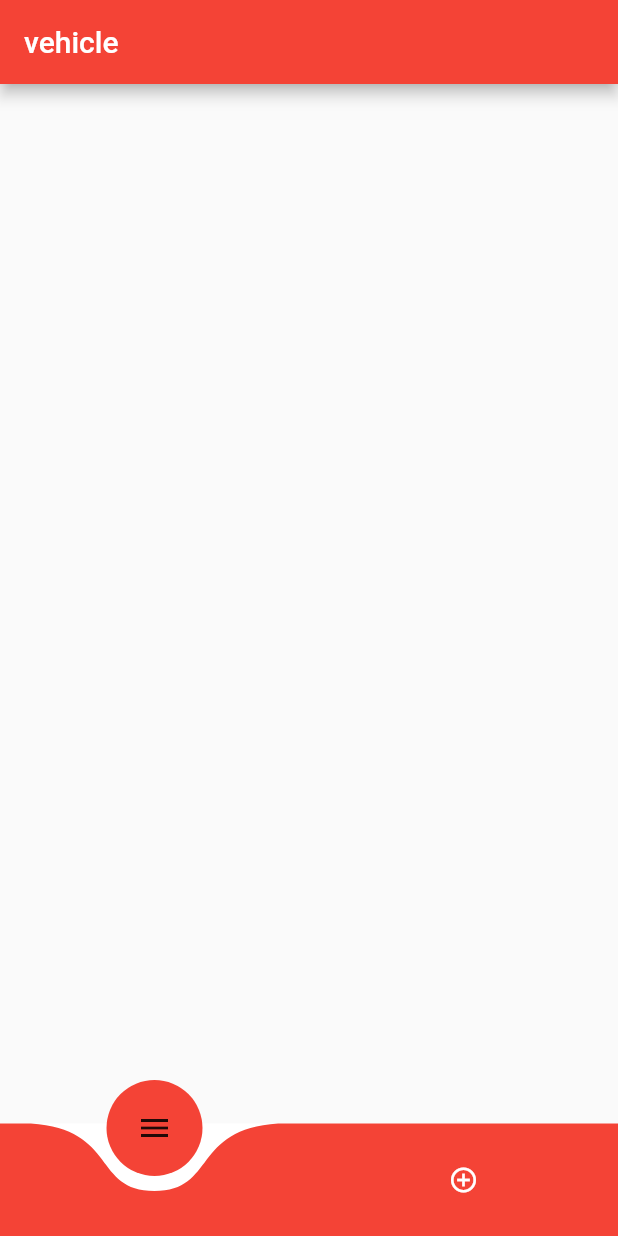
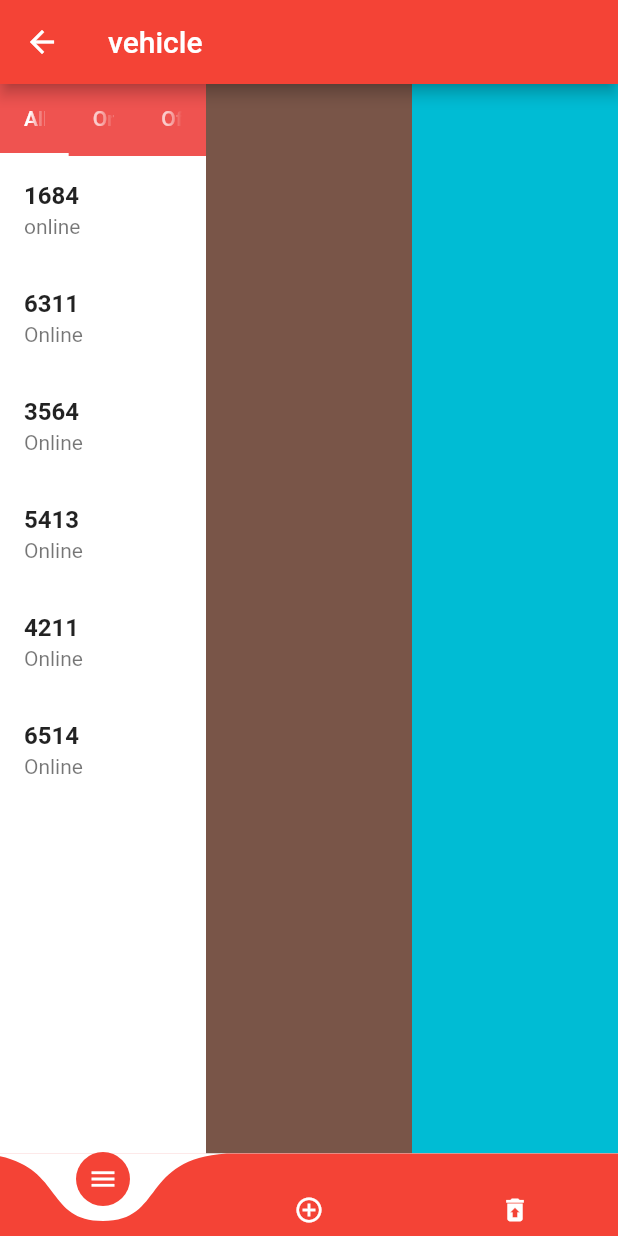
Before and after one commit to znixonz/webapp, a Flutter app: the screen it shows after launch, on a phone screen of 412 x 824 dp. Run offline on Flutter 3.47's test engine with Material 2 defaults, Android fonts, the phone set to English and light mode, and no system bars; drawn by our look-alikes of curved_navigation_bar.

Commit message:
implemented tab bar

```diff
--- a/lib/widget/home.dart
+++ b/lib/widget/home.dart
@@ -11,22 +11,110 @@ class _HomePageState extends State<HomePage> {
   Widget build(BuildContext context) {
     return Scaffold(
       appBar: AppBar(
+        leading: Icon(Icons.arrow_back),
         title: Text("vehicle"),
         backgroundColor: Colors.red,
       ),
       body: Container(
-        color: Colors.white,
         child: Row(
-
+          children: <Widget>[
+            Expanded(
+              child: DefaultTabController(
+                  length: 3,
+                  child: Container(
+                    color: Colors.red[400],
+                    child: Column(
+                      children: [
+                        TabBar(
+                          indicatorColor: Colors.white,
+                          tabs: [
+                            Tab(text: "All"),
+                            Tab(text: "Online"),
+                            Tab(text: "Offline")
+                          ],
+                        ),
+                        Expanded(
+                            child: TabBarView(
+                          children: <Widget>[
+                            Container(
+                                color: Colors.white,
+                                child: ListView(
+                                  children: list,
+                                )),
+                            Container(
+                                color: Colors.white,
+                                child: ListView(
+                                  children: list,
+                                )),
+                            Container(
+                                color: Colors.white,
+                                child: ListView(
+                                  children: list,
+                                )),
+                          ],
+                        )),
+                      ],
+                    ),
+                  )),
+            ),
+            Expanded(
+                child: Container(
+              color: Colors.brown,
+            )),
+            Expanded(
+                child: Container(
+              color: Colors.cyan,
+            ))
+          ],
         ),
       ),
       bottomNavigationBar: CurvedNavigationBar(
-        color:Colors.red,backgroundColor: Colors.white,
+        color: Colors.red,
+        height: 55,
+        backgroundColor: Colors.white,
         items: <Widget>[
-        IconButton(onPressed: (){},icon: Icon(Icons.menu),),
-        Icon(Icons.add_circle_outline, size: 20,color: Colors.white,),
-      ],
-    ),
+          Icon(
+            Icons.menu,
+            size: 20,
+            color: Colors.white,
+          ),
+          Icon(
+            Icons.add_circle_outline,
+            size: 20,
+            color: Colors.white,
+          ),
+          Icon(
+            Icons.restore_from_trash,
+            size: 20,
+            color: Colors.white,
+          )
+        ],
+      ),
     );
   }
 }
+
+List<Widget> list = <Widget>[
+  ListTile(
+    title: Text("1684", style: TextStyle(fontWeight: FontWeight.bold)),
+    subtitle: Text("online"),
+  ),
+  ListTile(
+      title: Text(
+        "6311",
+        style: TextStyle(fontWeight: FontWeight.bold),
+      ),
+      subtitle: Text("Online")),
+  ListTile(
+      title: Text("3564", style: TextStyle(fontWeight: FontWeight.bold)),
+      subtitle: Text("Online")),
+  ListTile(
+      title: Text("5413", style: TextStyle(fontWeight: FontWeight.bold)),
+      subtitle: Text("Online")),
+  ListTile(
+      title: Text("4211", style: TextStyle(fontWeight: FontWeight.bold)),
+      subtitle: Text("Online")),
+  ListTile(
+      title: Text("6514", style: TextStyle(fontWeight: FontWeight.bold)),
+      subtitle: Text("Online"))
+];
```
